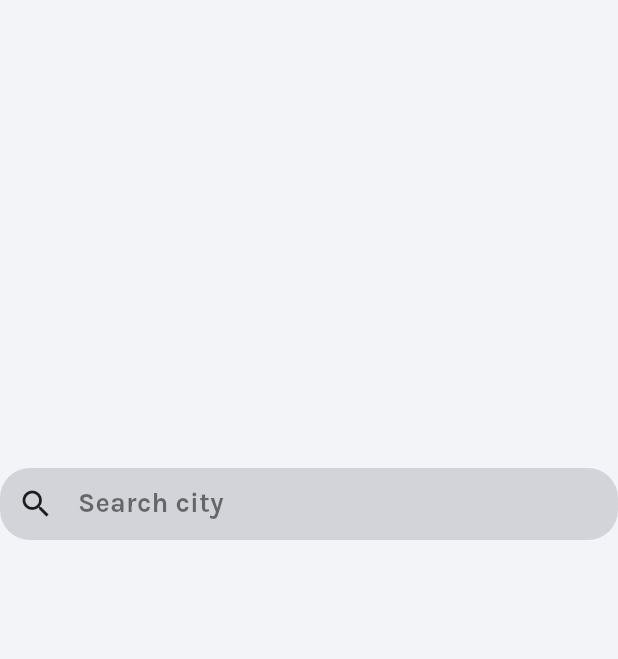
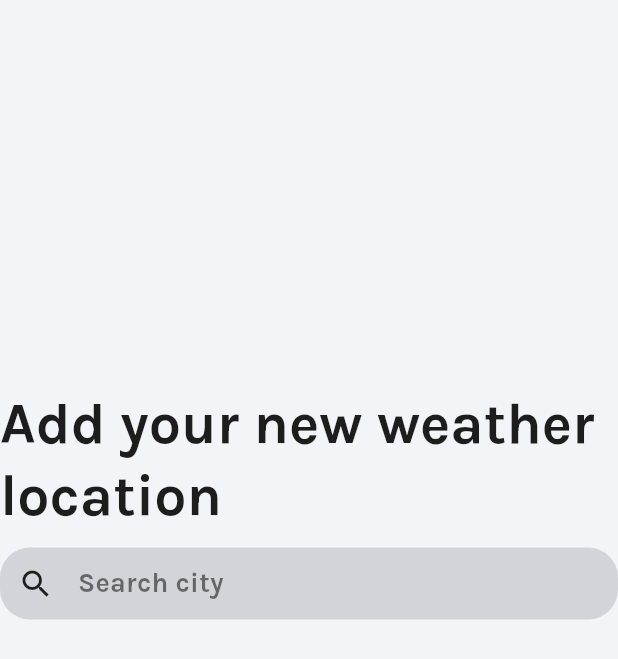
Before and after one commit to k0zlov/flutter-weather-app, a Flutter app: the RestrictedScreenVersion screen opened directly, on a phone screen of 412 x 824 dp. Shown: the top 659 px of the screen. Run offline on Flutter 3.47's test engine with Material 3 defaults, Android fonts, the phone set to English and light mode, and no system bars; our stand-ins replace dotted_border, fl_chart, flutter_map, google_fonts, latlong2, shared_preferences and 1 more; accounts and stored records are empty; network calls fail.

Commit message:
Adding Locations

```diff
--- a/lib/ui/widgets/full_screen_search_input.dart
+++ b/lib/ui/widgets/full_screen_search_input.dart
@@ -6,10 +6,21 @@ class FullScreenSearchInput extends StatelessWidget {
 
   @override
   Widget build(BuildContext context) {
-    return const Center(
-      child: SearchField(
-        width: 500,
-        height: 200,
+    return Center(
+      child: Column(
+        mainAxisAlignment: MainAxisAlignment.center,
+        children: [
+          Text('Add your new weather location', style: Theme.of(context).textTheme.headlineLarge),
+          const SizedBox(height: 10),
+          const Material(
+            elevation: 0,
+            color: Colors.transparent,
+            child: SearchField(
+              width: 500,
+              height: 200,
+            ),
+          ),
+        ],
       ),
     );
   }
--- a/lib/ui/widgets/search_field.dart
+++ b/lib/ui/widgets/search_field.dart
@@ -17,13 +17,17 @@ class SearchField extends StatelessWidget {
       height: height,
       child: TextField(
         style: Theme.of(context).textTheme.titleMedium!.copyWith(
-          color: Theme.of(context).colorScheme.onSurface,
-        ),
+              color: Theme.of(context).colorScheme.onSurface,
+            ),
         cursorColor: Theme.of(context).colorScheme.onSurface,
         controller: viewModel.searchController,
+        onSubmitted: (_) => viewModel.addLocation(cityName: viewModel.searchController.text),
         decoration: InputDecoration(
           contentPadding: const EdgeInsets.all(0),
-          prefixIcon: const Icon(Icons.search),
+          prefixIcon: IconButton(
+            onPressed: () => viewModel.addLocation(cityName: viewModel.searchController.text),
+            icon: const Icon(Icons.search),
+          ),
           hintText: 'Search city',
           hintStyle: Theme.of(context).textTheme.titleMedium!.copyWith(
                 color: Theme.of(context).colorScheme.onSurface.withOpacity(0.6),
```
Also changed, not shown: lib/ui/home/home_view_model.dart (+35 -13 lines), lib/ui/widgets/locations_widget.dart (+16 -1 lines).
